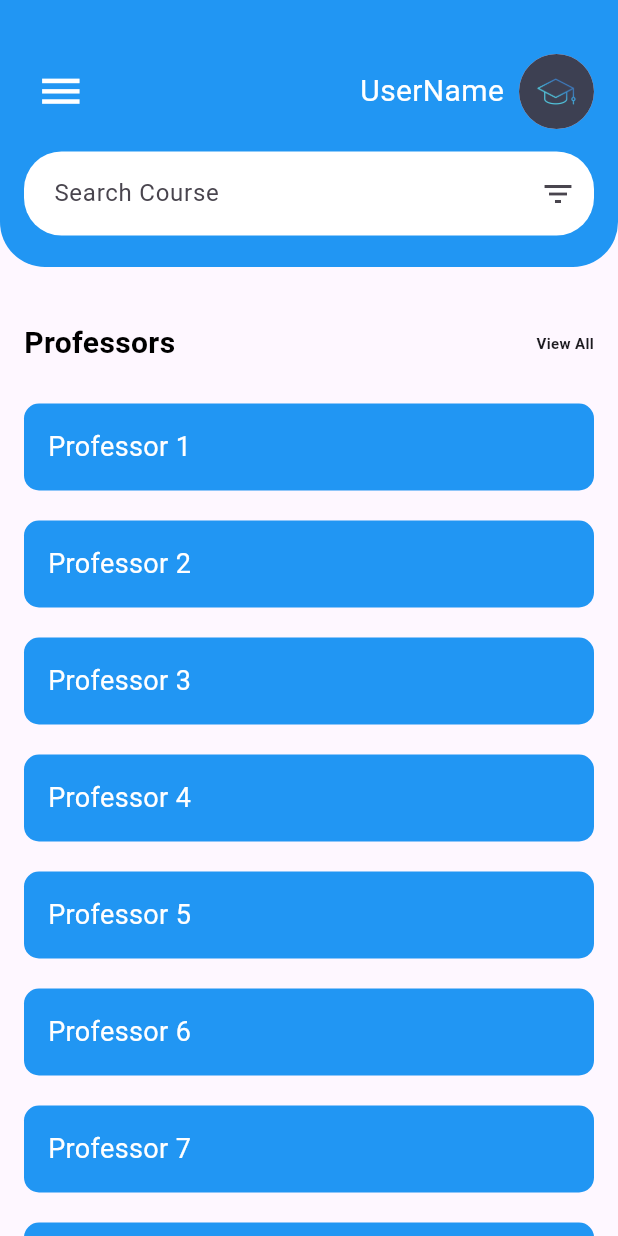
After one commit to FindMyProfessors/findmyprofessors, a Flutter app: the Dashboard screen opened directly, on a phone screen of 412 x 824 dp. The commit adds this screen. Run offline on Flutter 3.47's test engine with Material 3 defaults, Android fonts, the phone set to English and light mode, and no system bars; our stand-ins replace flutter_native_splash, icons_plus.

Commit message:
new DashBoard

```diff
--- /dev/null
+++ b/mobile/app/lib/screens/dashboard.dart
@@ -0,0 +1,179 @@
+
+import 'package:flutter/material.dart';
+
+class Dashboard extends StatefulWidget {
+  const Dashboard({ Key? key }) : super(key: key);
+
+  @override
+  _DashboardState createState() => _DashboardState();
+}
+
+class _DashboardState extends State<Dashboard> {
+  @override
+  Widget build(BuildContext context) {
+    return Scaffold(
+      body: Column(
+        // crossAxisAlignment: CrossAxisAlignment.start,
+        // mainAxisAlignment: MainAxisAlignment.start,
+        children: <Widget>[
+          _top(),
+
+          SizedBox(height: 20.0),
+
+          Padding(
+            padding: EdgeInsets.all(16.0),
+            child: Row(
+              crossAxisAlignment: CrossAxisAlignment.center,
+              mainAxisAlignment: MainAxisAlignment.spaceBetween,
+              children: <Widget>[
+                Text("Professors",
+                style: TextStyle(
+                  color: Colors.black,
+                  fontWeight: FontWeight.bold,
+                   fontSize: 20.0),
+                ),
+
+                Text(
+                  "View All",
+                  style: TextStyle(
+                    fontWeight: FontWeight.bold,
+                    fontSize: 10.0
+                  ),
+                ),
+              ]
+            ),
+          ),
+
+          _professors(),
+
+
+        ],
+      ),
+    );
+  }
+
+  //top bar
+  _top() {
+    return Container(
+      padding: EdgeInsets.all(16.0),
+      decoration: BoxDecoration(
+        color: Colors.blue,
+        borderRadius: BorderRadius.only(
+          bottomLeft: Radius.circular(30.0),
+           bottomRight: Radius.circular(30.0))
+      ),
+
+      child: Column(
+        children: <Widget>[
+          SizedBox(height: 20.0),
+          //top row
+          Row(
+            mainAxisAlignment: MainAxisAlignment.spaceBetween,
+            children: <Widget> [
+              IconButton(
+                onPressed: null,
+                icon: Icon(
+                  size: 33.0,
+                  Icons.menu,
+                  color: Colors.white,)
+                ),
+                Row(
+                children: <Widget>[
+
+                    Text("UserName", style: TextStyle(color: Colors.white, fontSize: 20.0)),
+                    SizedBox(width: 10.0),
+
+                    CircleAvatar(
+                      backgroundImage: AssetImage('assets/images/splash_icon.png'),
+                      radius: 25.0,
+                    ),
+
+
+                ]
+              ),
+            ],
+
+          ),
+
+          SizedBox(height: 15.0),
+          //search box
+          TextField(
+            decoration: InputDecoration(
+              hintText: "Search Course",
+              fillColor: Colors.white,
+              filled: true,
+              suffixIcon: Icon(Icons.filter_list),
+              enabledBorder: OutlineInputBorder(
+                 borderRadius: BorderRadius.circular(25.0),
+                 borderSide: BorderSide(color: Colors.transparent),
+              ),
+
+              contentPadding: EdgeInsets.symmetric(horizontal: 16.0, vertical: 16.0),
+
+            )
+          ),
+          SizedBox(height: 5.0),
+        ]
+      )
+
+
+
+
+
+
+    );
+  }
+
+  _professors() {
+  // Generate a list of 10 items (you can replace this with your actual data)
+  List<String> professors = List.generate(10, (index) => 'Professor ${index + 1}');
+
+  return Expanded(
+    child: ListView.builder(
+      itemCount: professors.length,
+      itemBuilder: (context, index) {
+        return Container(
+          margin: EdgeInsets.symmetric(vertical: 10.0, horizontal: 16.0),
+          padding: EdgeInsets.all(16.0),
+          decoration: BoxDecoration(
+            color: Colors.blue,
+            borderRadius: BorderRadius.circular(10.0),
+          ),
+          child: Text(
+            professors[index],
+            style: TextStyle(color: Colors.white, fontSize: 18.0),
+          ),
+        );
+      },
+    ),
+  );
+
+  //  SingleChildScrollView(
+  //   child: Column(
+  //     crossAxisAlignment: CrossAxisAlignment.stretch,
+  //     children: <Widget>[
+  //       ListView.builder(
+  //         shrinkWrap: true,
+  //         physics: NeverScrollableScrollPhysics(),
+  //         itemCount: professors.length,
+  //         itemBuilder: (context, index) {
+  //           return Container(
+  //             margin: EdgeInsets.symmetric(vertical: 10.0, horizontal: 16.0),
+  //             padding: EdgeInsets.all(16.0),
+  //             decoration: BoxDecoration(
+  //               color: Colors.blue,
+  //               borderRadius: BorderRadius.circular(10.0),
+  //             ),
+  //             child: Text(
+  //               professors[index],
+  //               style: TextStyle(color: Colors.white, fontSize: 18.0),
+  //             ),
+  //           );
+  //         },
+  //       ),
+  //     ],
+  //   ),
+  // );
+}
+
+}
--- a/mobile/app/lib/screens/signin_screen.dart
+++ b/mobile/app/lib/screens/signin_screen.dart
@@ -3,7 +3,7 @@ import 'package:app/themes/theme.dart';
 import 'package:app/widgets/custom_scaffold.dart';
 import 'package:icons_plus/icons_plus.dart';
 import 'package:app/screens/signup_screen.dart';
-import 'package:app/screens/test1.dart';
+import 'package:app/screens/dashboard.dart';
 import 'package:http/http.dart' as http;
 import 'dart:convert';
 
@@ -45,7 +45,7 @@ class _SignInScreenState extends State<SignInScreen> {
 
     if (response.statusCode == 200) {
       print('User registered: ${responseData['user']}');
-      Navigator.of(context).push(MaterialPageRoute(builder: (context) => MyHomePage()));
+      Navigator.of(context).push(MaterialPageRoute(builder: (context) => Dashboard()));
     }
     else {
       ScaffoldMessenger.of(context).showSnackBar(
--- a/mobile/app/lib/screens/signup_screen.dart
+++ b/mobile/app/lib/screens/signup_screen.dart
@@ -1,4 +1,4 @@
-import 'package:app/screens/test1.dart';
+import 'package:app/screens/dashboard.dart';
 import 'package:flutter/material.dart';
 import 'package:app/screens/signin_screen.dart';
 import 'package:app/widgets/custom_scaffold.dart';
@@ -46,7 +46,7 @@ class _SignInScreenState extends State<SignUpScreen> {
 
     if (response.statusCode == 201) {
       print('User registered: ${responseData['user']}');
-      Navigator.of(context).push(MaterialPageRoute(builder: (context) => MyHomePage()));
+      Navigator.of(context).push(MaterialPageRoute(builder: (context) => Dashboard()));
     }
     else {
       ScaffoldMessenger.of(context).showSnackBar(
@@ -77,8 +77,6 @@ class _SignInScreenState extends State<SignUpScreen> {
     final RegExp hasLowercase = RegExp(r'(?=.*[a-z])');
     final RegExp hasDigit = RegExp(r'(?=.*\d)');
     final RegExp hasSpecialChar = RegExp(r'(?=.*[@$!%*?&])');
-    final RegExp hasMinLength = RegExp(r'.{8,}');
-
 
     // List to collect missing requirements
     List<String> missingRequirements = [];
```
